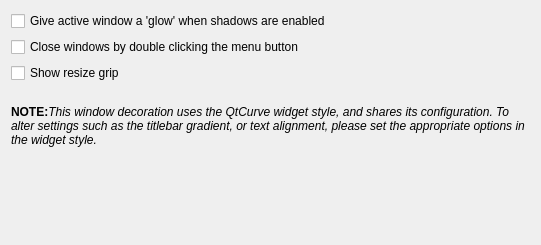
Qt form kwinconfig/qtcurvekwinconfigwidget.ui (QtCurve/qtcurve) before a commit.
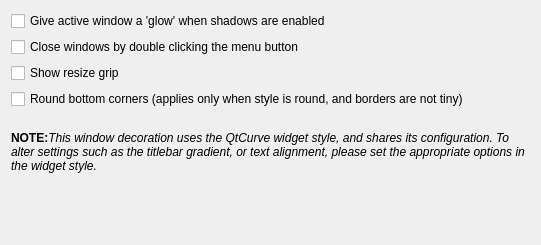
The same form after that commit.

Commit message: Added option to control whether bottom of KWin windows are rounded.

```diff
--- a/kwinconfig/qtcurvekwinconfigwidget.ui
+++ b/kwinconfig/qtcurvekwinconfigwidget.ui
@@ -38,6 +38,13 @@
      </property>
     </widget>
    </item>
+   <item>
+    <widget class="QCheckBox" name="roundBottom">
+     <property name="text">
+      <string>Round bottom corners (applies only when style is round, and borders are not tiny)</string>
+     </property>
+    </widget>
+   </item>
    <item>
     <spacer name="verticalSpacer">
      <property name="orientation">
```
The commit also changes 5 other files.
